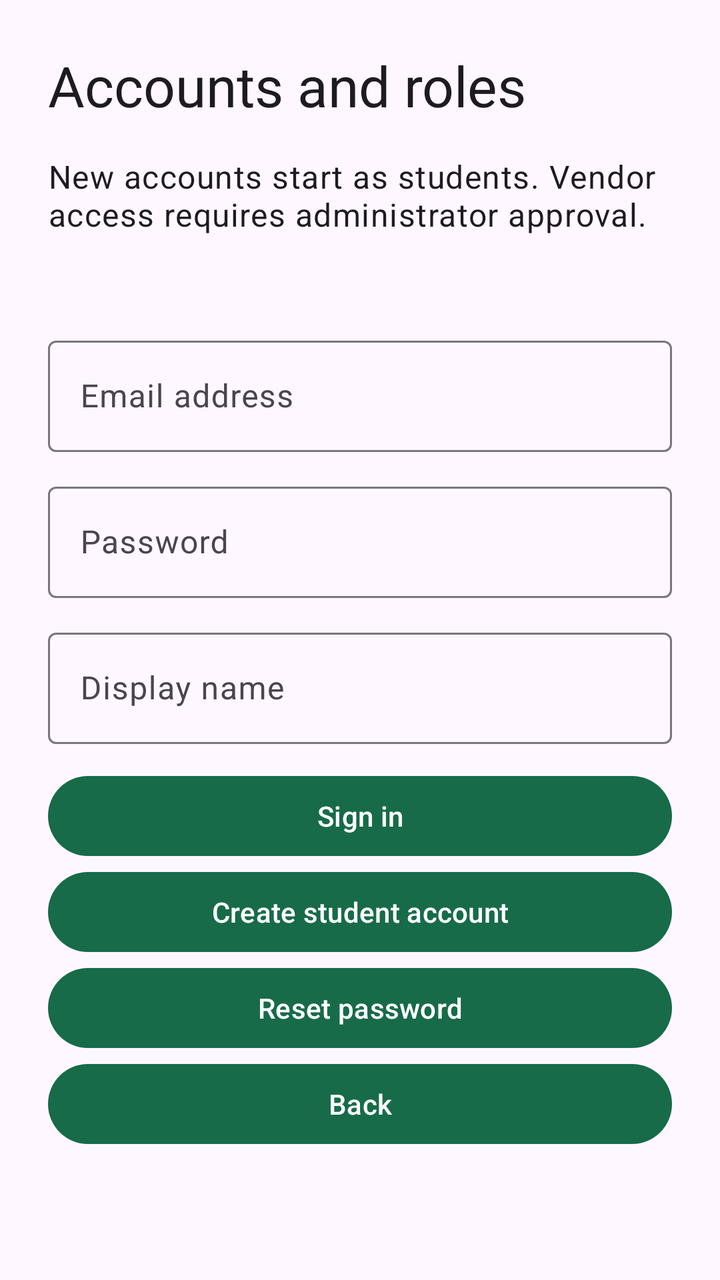
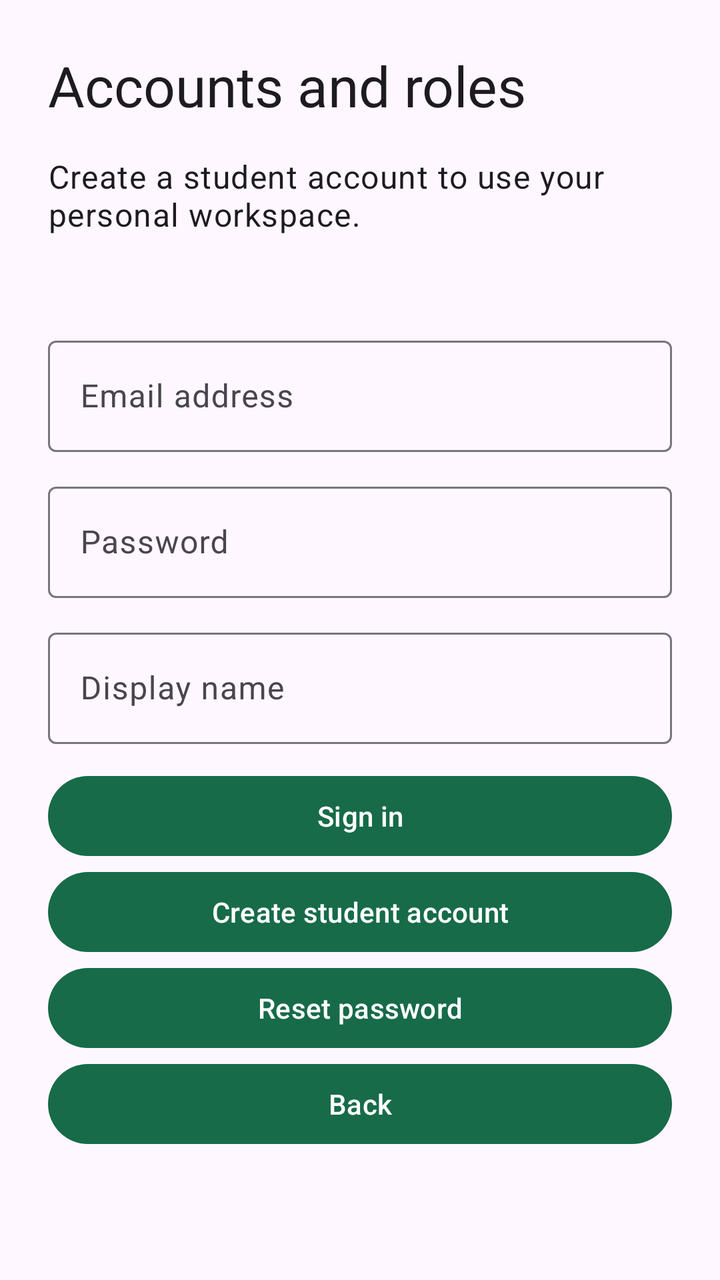

Before-and-after screenshots of an Android layout around one commit, followed by the original layout XML and the change that was made.
<!-- AndroidManifest.xml: application theme Theme.FoodLoop -->
<!-- res/layout/fragment_auth.xml -->
<androidx.core.widget.NestedScrollView xmlns:android="http://schemas.android.com/apk/res/android" android:layout_width="match_parent" android:layout_height="match_parent" android:fillViewport="true"><LinearLayout android:layout_width="match_parent" android:layout_height="wrap_content" android:orientation="vertical" android:padding="24dp"><TextView android:id="@+id/title" android:layout_width="match_parent" android:layout_height="wrap_content" android:text="@string/accounts" android:layout_marginBottom="16dp" android:textAppearance="?attr/textAppearanceHeadlineMedium" /><TextView android:id="@+id/note" android:layout_width="match_parent" android:layout_height="wrap_content" android:text="@string/account_note" android:layout_marginBottom="16dp" android:textAppearance="?attr/textAppearanceBodyLarge" /><ProgressBar android:id="@+id/progress" android:layout_width="48dp" android:layout_height="48dp" android:layout_gravity="center" android:visibility="gone" /><TextView android:id="@+id/message" android:layout_width="match_parent" android:layout_height="wrap_content" android:accessibilityLiveRegion="polite" android:paddingBottom="12dp" /><LinearLayout android:id="@+id/signed_out_panel" android:layout_width="match_parent" android:layout_height="wrap_content" android:orientation="vertical"><com.google.android.material.textfield.TextInputLayout android:layout_width="match_parent" android:layout_height="wrap_content" android:layout_marginBottom="12dp" android:hint="@string/email"><com.google.android.material.textfield.TextInputEditText android:id="@+id/email" android:layout_width="match_parent" android:layout_height="wrap_content" android:inputType="textEmailAddress" android:maxLines="1" android:saveEnabled="false" android:importantForAutofill="no" /></com.google.android.material.textfield.TextInputLayout><com.google.android.material.textfield.TextInputLayout android:layout_width="match_parent" android:layout_height="wrap_content" android:layout_marginBottom="12dp" android:hint="@string/password"><com.google.android.material.textfield.TextInputEditText android:id="@+id/password" android:layout_width="match_parent" android:layout_height="wrap_content" android:inputType="textPassword" android:maxLines="1" android:saveEnabled="false" android:importantForAutofill="no" /></com.google.android.material.textfield.TextInputLayout><com.google.android.material.textfield.TextInputLayout android:layout_width="match_parent" android:layout_height="wrap_content" android:layout_marginBottom="12dp" android:hint="@string/display_name"><com.google.android.material.textfield.TextInputEditText android:id="@+id/register_name" android:layout_width="match_parent" android:layout_height="wrap_content" android:inputType="textPersonName" android:maxLines="1" android:saveEnabled="false" android:importantForAutofill="no" /></com.google.android.material.textfield.TextInputLayout><com.google.android.material.button.MaterialButton android:id="@+id/sign_in" android:layout_width="match_parent" android:layout_height="wrap_content" android:minHeight="48dp" android:text="@string/sign_in" /><com.google.android.material.button.MaterialButton android:id="@+id/register" android:layout_width="match_parent" android:layout_height="wrap_content" android:minHeight="48dp" android:text="@string/register" /><com.google.android.material.button.MaterialButton android:id="@+id/reset" android:layout_width="match_parent" android:layout_height="wrap_content" android:minHeight="48dp" android:text="@string/reset" /></LinearLayout><LinearLayout android:id="@+id/signed_in_panel" android:layout_width="match_parent" android:layout_height="wrap_content" android:orientation="vertical" android:visibility="gone"><TextView android:id="@+id/profile_summary" android:layout_width="match_parent" android:layout_height="wrap_content" android:text="@string/loading_profile" android:layout_marginBottom="16dp" android:textAppearance="?attr/textAppearanceBodyLarge" /><com.google.android.material.textfield.TextInputLayout android:layout_width="match_parent" android:layout_height="wrap_content" android:layout_marginBottom="12dp" android:hint="@string/display_name"><com.google.android.material.textfield.TextInputEditText android:id="@+id/profile_name" android:layout_width="match_parent" android:layout_height="wrap_content" android:inputType="textPersonName" android:maxLines="1" android:saveEnabled="false" android:importantForAutofill="no" /></com.google.android.material.textfield.TextInputLayout><com.google.android.material.button.MaterialButton android:id="@+id/save_name" android:layout_width="match_parent" android:layout_height="wrap_content" android:minHeight="48dp" android:text="@string/save_name" /><com.google.android.material.button.MaterialButton android:id="@+id/request_vendor" android:layout_width="match_parent" android:layout_height="wrap_content" android:minHeight="48dp" android:text="@string/request_vendor" /><LinearLayout android:id="@+id/admin_panel" android:layout_width="match_parent" android:layout_height="wrap_content" android:orientation="vertical" android:visibility="gone"><TextView android:id="@+id/pending_title" android:layout_width="match_parent" android:layout_height="wrap_content" android:text="@string/pending_title" android:layout_marginBottom="16dp" android:textAppearance="?attr/textAppearanceBodyLarge" /><TextView android:id="@+id/pending_empty" android:layout_width="match_parent" android:layout_height="wrap_content" android:text="@string/pending_empty" android:layout_marginBottom="16dp" android:textAppearance="?attr/textAppearanceBodyLarge" /><androidx.recyclerview.widget.RecyclerView android:id="@+id/pending_list" android:layout_width="match_parent" android:layout_height="wrap_content" android:nestedScrollingEnabled="false" /></LinearLayout><com.google.android.material.button.MaterialButton android:id="@+id/sign_out" android:layout_width="match_parent" android:layout_height="wrap_content" android:minHeight="48dp" android:text="@string/sign_out" /></LinearLayout><com.google.android.material.button.MaterialButton android:id="@+id/back" android:layout_width="match_parent" android:layout_height="wrap_content" android:minHeight="48dp" android:text="@string/back" /></LinearLayout></androidx.core.widget.NestedScrollView>
<!-- resources referenced by this layout -->
<resources>
  <string name="account_note">New accounts start as students. Vendor access requires administrator approval.</string>
  <string name="accounts">Accounts and roles</string>
  <string name="back">Back</string>
  <string name="display_name">Display name</string>
  <string name="email">Email address</string>
  <string name="loading_profile">Loading your profile…</string>
  <string name="password">Password</string>
  <string name="pending_empty">No pending applications.</string>
  <string name="pending_title">Pending vendor applications</string>
  <string name="register">Create student account</string>
  <string name="request_vendor">Request vendor approval</string>
  <string name="reset">Reset password</string>
  <string name="save_name">Save display name</string>
  <string name="sign_in">Sign in</string>
  <string name="sign_out">Sign out</string>
  <style name="Theme.FoodLoop" parent="Theme.Material3.DayNight.NoActionBar">
          <item name="colorPrimary">#176B49</item>
          <item name="colorOnPrimary">#FFFFFF</item>
          <item name="colorSecondary">#52634F</item>
      </style>
</resources>

<!-- the commit's change to res/layout/fragment_auth.xml (unified diff, before → after) -->
@@ -1 +1 @@
-<androidx.core.widget.NestedScrollView xmlns:android="http://schemas.android.com/apk/res/android" android:layout_width="match_parent" android:layout_height="match_parent" android:fillViewport="true"><LinearLayout android:layout_width="match_parent" android:layout_height="wrap_content" android:orientation="vertical" android:padding="24dp"><TextView android:id="@+id/title" android:layout_width="match_parent" android:layout_height="wrap_content" android:text="@string/accounts" android:layout_marginBottom="16dp" android:textAppearance="?attr/textAppearanceHeadlineMedium" /><TextView android:id="@+id/note" android:layout_width="match_parent" android:layout_height="wrap_content" android:text="@string/account_note" android:layout_marginBottom="16dp" android:textAppearance="?attr/textAppearanceBodyLarge" /><ProgressBar android:id="@+id/progress" android:layout_width="48dp" android:layout_height="48dp" android:layout_gravity="center" android:visibility="gone" /><TextView android:id="@+id/message" android:layout_width="match_parent" android:layout_height="wrap_content" android:accessibilityLiveRegion="polite" android:paddingBottom="12dp" /><LinearLayout android:id="@+id/signed_out_panel" android:layout_width="match_parent" android:layout_height="wrap_content" android:orientation="vertical"><com.google.android.material.textfield.TextInputLayout android:layout_width="match_parent" android:layout_height="wrap_content" android:layout_marginBottom="12dp" android:hint="@string/email"><com.google.android.material.textfield.TextInputEditText android:id="@+id/email" android:layout_width="match_parent" android:layout_height="wrap_content" android:inputType="textEmailAddress" android:maxLines="1" android:saveEnabled="false" android:importantForAutofill="no" /></com.google.android.material.textfield.TextInputLayout><com.google.android.material.textfield.TextInputLayout android:layout_width="match_parent" android:layout_height="wrap_content" android:layout_marginBottom="12dp" android:hint="@string/password"><com.google.android.material.textfield.TextInputEditText android:id="@+id/password" android:layout_width="match_parent" android:layout_height="wrap_content" android:inputType="textPassword" android:maxLines="1" android:saveEnabled="false" android:importantForAutofill="no" /></com.google.android.material.textfield.TextInputLayout><com.google.android.material.textfield.TextInputLayout android:layout_width="match_parent" android:layout_height="wrap_content" android:layout_marginBottom="12dp" android:hint="@string/display_name"><com.google.android.material.textfield.TextInputEditText android:id="@+id/register_name" android:layout_width="match_parent" android:layout_height="wrap_content" android:inputType="textPersonName" android:maxLines="1" android:saveEnabled="false" android:importantForAutofill="no" /></com.google.android.material.textfield.TextInputLayout><com.google.android.material.button.MaterialButton android:id="@+id/sign_in" android:layout_width="match_parent" android:layout_height="wrap_content" android:minHeight="48dp" android:text="@string/sign_in" /><com.google.android.material.button.MaterialButton android:id="@+id/register" android:layout_width="match_parent" android:layout_height="wrap_content" android:minHeight="48dp" android:text="@string/register" /><com.google.android.material.button.MaterialButton android:id="@+id/reset" android:layout_width="match_parent" android:layout_height="wrap_content" android:minHeight="48dp" android:text="@string/reset" /></LinearLayout><LinearLayout android:id="@+id/signed_in_panel" android:layout_width="match_parent" android:layout_height="wrap_content" android:orientation="vertical" android:visibility="gone"><TextView android:id="@+id/profile_summary" android:layout_width="match_parent" android:layout_height="wrap_content" android:text="@string/loading_profile" android:layout_marginBottom="16dp" android:textAppearance="?attr/textAppearanceBodyLarge" /><com.google.android.material.textfield.TextInputLayout android:layout_width="match_parent" android:layout_height="wrap_content" android:layout_marginBottom="12dp" android:hint="@string/display_name"><com.google.android.material.textfield.TextInputEditText android:id="@+id/profile_name" android:layout_width="match_parent" android:layout_height="wrap_content" android:inputType="textPersonName" android:maxLines="1" android:saveEnabled="false" android:importantForAutofill="no" /></com.google.android.material.textfield.TextInputLayout><com.google.android.material.button.MaterialButton android:id="@+id/save_name" android:layout_width="match_parent" android:layout_height="wrap_content" android:minHeight="48dp" android:text="@string/save_name" /><com.google.android.material.button.MaterialButton android:id="@+id/request_vendor" android:layout_width="match_parent" android:layout_height="wrap_content" android:minHeight="48dp" android:text="@string/request_vendor" /><LinearLayout android:id="@+id/admin_panel" android:layout_width="match_parent" android:layout_height="wrap_content" android:orientation="vertical" android:visibility="gone"><TextView android:id="@+id/pending_title" android:layout_width="match_parent" android:layout_height="wrap_content" android:text="@string/pending_title" android:layout_marginBottom="16dp" android:textAppearance="?attr/textAppearanceBodyLarge" /><TextView android:id="@+id/pending_empty" android:layout_width="match_parent" android:layout_height="wrap_content" android:text="@string/pending_empty" android:layout_marginBottom="16dp" android:textAppearance="?attr/textAppearanceBodyLarge" /><androidx.recyclerview.widget.RecyclerView android:id="@+id/pending_list" android:layout_width="match_parent" android:layout_height="wrap_content" android:nestedScrollingEnabled="false" /></LinearLayout><com.google.android.material.button.MaterialButton android:id="@+id/sign_out" android:layout_width="match_parent" android:layout_height="wrap_content" android:minHeight="48dp" android:text="@string/sign_out" /></LinearLayout><com.google.android.material.button.MaterialButton android:id="@+id/back" android:layout_width="match_parent" android:layout_height="wrap_content" android:minHeight="48dp" android:text="@string/back" /></LinearLayout></androidx.core.widget.NestedScrollView>
+<androidx.core.widget.NestedScrollView xmlns:android="http://schemas.android.com/apk/res/android" android:layout_width="match_parent" android:layout_height="match_parent" android:fillViewport="true"><LinearLayout android:layout_width="match_parent" android:layout_height="wrap_content" android:orientation="vertical" android:padding="24dp"><TextView android:id="@+id/title" android:layout_width="match_parent" android:layout_height="wrap_content" android:text="@string/accounts" android:layout_marginBottom="16dp" android:textAppearance="?attr/textAppearanceHeadlineMedium" /><TextView android:id="@+id/note" android:layout_width="match_parent" android:layout_height="wrap_content" android:text="@string/account_note" android:layout_marginBottom="16dp" android:textAppearance="?attr/textAppearanceBodyLarge" /><ProgressBar android:id="@+id/progress" android:layout_width="48dp" android:layout_height="48dp" android:layout_gravity="center" android:visibility="gone" /><TextView android:id="@+id/message" android:layout_width="match_parent" android:layout_height="wrap_content" android:accessibilityLiveRegion="polite" android:paddingBottom="12dp" /><LinearLayout android:id="@+id/signed_out_panel" android:layout_width="match_parent" android:layout_height="wrap_content" android:orientation="vertical"><com.google.android.material.textfield.TextInputLayout android:layout_width="match_parent" android:layout_height="wrap_content" android:layout_marginBottom="12dp" android:hint="@string/email"><com.google.android.material.textfield.TextInputEditText android:id="@+id/email" android:layout_width="match_parent" android:layout_height="wrap_content" android:inputType="textEmailAddress" android:maxLines="1" android:saveEnabled="false" android:importantForAutofill="no" /></com.google.android.material.textfield.TextInputLayout><com.google.android.material.textfield.TextInputLayout android:layout_width="match_parent" android:layout_height="wrap_content" android:layout_marginBottom="12dp" android:hint="@string/password"><com.google.android.material.textfield.TextInputEditText android:id="@+id/password" android:layout_width="match_parent" android:layout_height="wrap_content" android:inputType="textPassword" android:maxLines="1" android:saveEnabled="false" android:importantForAutofill="no" /></com.google.android.material.textfield.TextInputLayout><com.google.android.material.textfield.TextInputLayout android:layout_width="match_parent" android:layout_height="wrap_content" android:layout_marginBottom="12dp" android:hint="@string/display_name"><com.google.android.material.textfield.TextInputEditText android:id="@+id/register_name" android:layout_width="match_parent" android:layout_height="wrap_content" android:inputType="textPersonName" android:maxLines="1" android:saveEnabled="false" android:importantForAutofill="no" /></com.google.android.material.textfield.TextInputLayout><com.google.android.material.button.MaterialButton android:id="@+id/sign_in" android:layout_width="match_parent" android:layout_height="wrap_content" android:minHeight="48dp" android:text="@string/sign_in" /><com.google.android.material.button.MaterialButton android:id="@+id/register" android:layout_width="match_parent" android:layout_height="wrap_content" android:minHeight="48dp" android:text="@string/register" /><com.google.android.material.button.MaterialButton android:id="@+id/reset" android:layout_width="match_parent" android:layout_height="wrap_content" android:minHeight="48dp" android:text="@string/reset" /></LinearLayout><LinearLayout android:id="@+id/signed_in_panel" android:layout_width="match_parent" android:layout_height="wrap_content" android:orientation="vertical" android:visibility="gone"><TextView android:id="@+id/profile_summary" android:layout_width="match_parent" android:layout_height="wrap_content" android:text="@string/loading_profile" android:layout_marginBottom="16dp" android:textAppearance="?attr/textAppearanceBodyLarge" /><com.google.android.material.textfield.TextInputLayout android:layout_width="match_parent" android:layout_height="wrap_content" android:layout_marginBottom="12dp" android:hint="@string/display_name"><com.google.android.material.textfield.TextInputEditText android:id="@+id/profile_name" android:layout_width="match_parent" android:layout_height="wrap_content" android:inputType="textPersonName" android:maxLines="1" android:saveEnabled="false" android:importantForAutofill="no" /></com.google.android.material.textfield.TextInputLayout><com.google.android.material.button.MaterialButton android:id="@+id/save_name" android:layout_width="match_parent" android:layout_height="wrap_content" android:minHeight="48dp" android:text="@string/save_name" /><com.google.android.material.button.MaterialButton android:id="@+id/sign_out" android:layout_width="match_parent" android:layout_height="wrap_content" android:minHeight="48dp" android:text="@string/sign_out" /></LinearLayout><com.google.android.material.button.MaterialButton android:id="@+id/back" android:layout_width="match_parent" android:layout_height="wrap_content" android:minHeight="48dp" android:text="@string/back" /></LinearLayout></androidx.core.widget.NestedScrollView>
<!-- resource entries referenced after the edit -->
@@ -1,16 +1,13 @@
 <!-- resources referenced by this layout -->
 <resources>
-  <string name="account_note">New accounts start as students. Vendor access requires administrator approval.</string>
+  <string name="account_note">Create a student account to use your personal workspace.</string>
   <string name="accounts">Accounts and roles</string>
   <string name="back">Back</string>
   <string name="display_name">Display name</string>
   <string name="email">Email address</string>
   <string name="loading_profile">Loading your profile…</string>
   <string name="password">Password</string>
-  <string name="pending_empty">No pending applications.</string>
-  <string name="pending_title">Pending vendor applications</string>
   <string name="register">Create student account</string>
-  <string name="request_vendor">Request vendor approval</string>
   <string name="reset">Reset password</string>
   <string name="save_name">Save display name</string>
   <string name="sign_in">Sign in</string>
